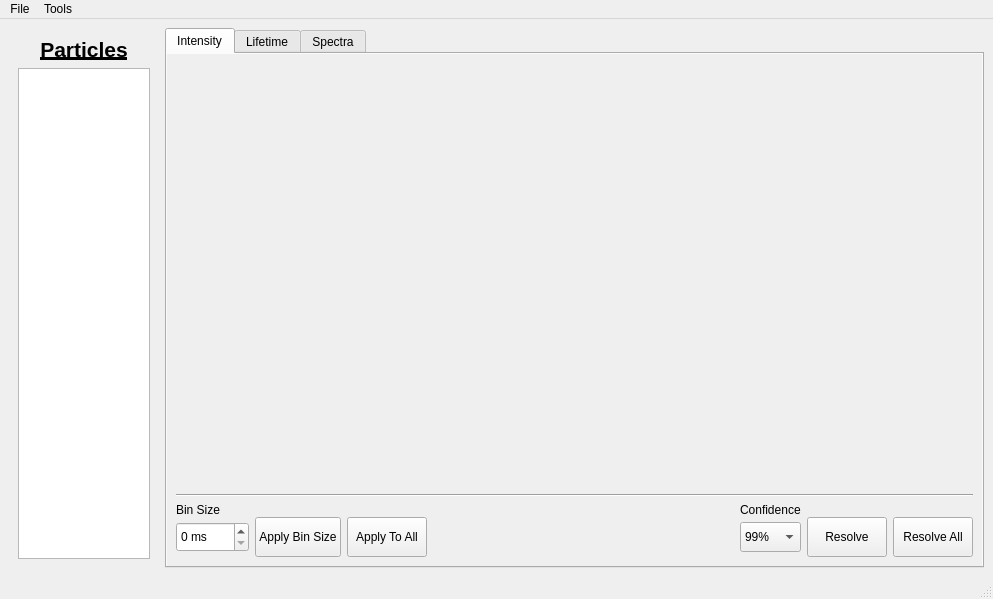
This is ui/mainwindow.ui in BioPhysicsUP/Full_SMS as Qt 5 draws it before an edit. The edited form follows.
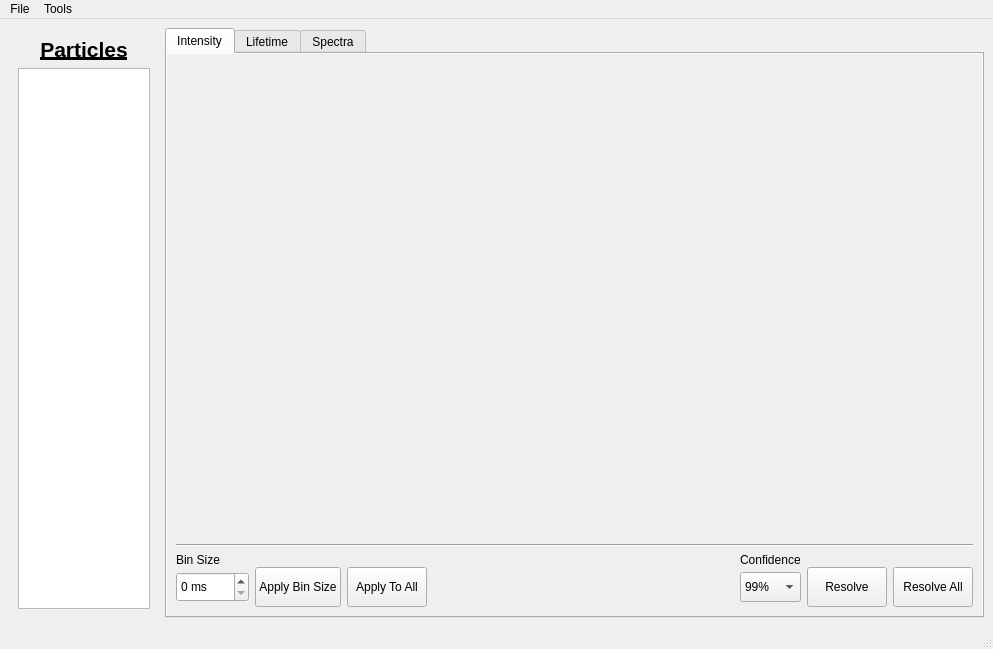
This is the edited form. Icons and pictures are not drawn. Custom widgets are drawn as their Qt base class.

Patch:
```diff
--- a/ui/mainwindow.ui
+++ b/ui/mainwindow.ui
@@ -8,7 +8,7 @@
     <x>0</x>
     <y>0</y>
     <width>993</width>
-    <height>599</height>
+    <height>649</height>
    </rect>
   </property>
   <property name="windowTitle">
```
Left out of the diff: 8 changed lines with no effect on the pictures.
